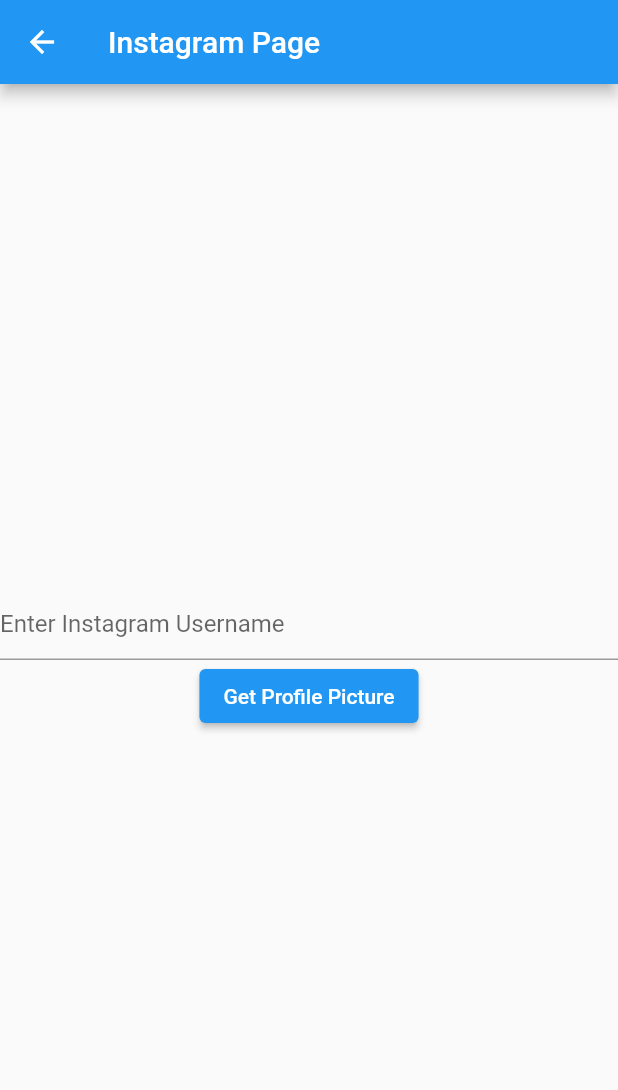
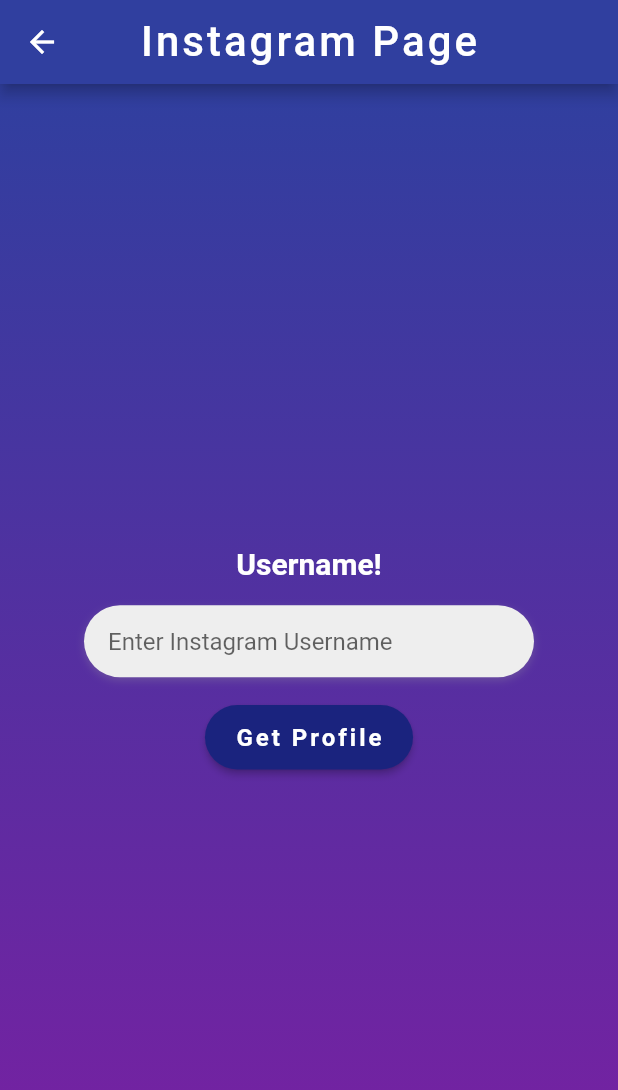
Before and after one commit to manu-git-hub/product_app, a Flutter app: the InstagramPage screen opened directly, on a phone screen of 412 x 824 dp. Shown: the top 1090 px of the screen. Run offline on Flutter 3.47's test engine with Material 2 defaults, Android fonts, the phone set to English and light mode, and no system bars; drawn by our look-alikes of animated_text_kit; our stand-ins replace google_fonts, image_gallery_saver.

Commit message:
UI changes on Instgaram Page

```diff
--- a/lib/screens/social_media/instagram_page.dart
+++ b/lib/screens/social_media/instagram_page.dart
@@ -1,13 +1,19 @@
 import 'package:flutter/material.dart';
+// ignore: depend_on_referenced_packages
 import 'package:http/http.dart' as http;
 import 'dart:convert';
-
+import '../../widgets/animation_type.dart';
+import '../../widgets/appbar.dart';
+import '../../widgets/background.dart';
+import '../../widgets/button.dart';
+import '../../widgets/text_field.dart';
 import '../application/instagram_profile.dart';
 
 class InstagramPage extends StatefulWidget {
   const InstagramPage({Key? key}) : super(key: key);
 
   @override
+  // ignore: library_private_types_in_public_api
   _InstagramPageState createState() => _InstagramPageState();
 }
 
@@ -31,6 +37,7 @@
         final data = json.decode(response.body);
         final profilePictureUrl = data['profile_pic_url'];
 
+        // ignore: use_build_context_synchronously
         Navigator.push(
           context,
           MaterialPageRoute(
@@ -40,9 +47,11 @@
           ),
         );
       } else {
+        // ignore: avoid_print
         print('API Call failed with status code: ${response.statusCode}');
       }
     } catch (error) {
+      // ignore: avoid_print
       print('Error occurred: $error');
     }
   }
@@ -50,24 +59,30 @@
   @override
   Widget build(BuildContext context) {
     return Scaffold(
-      appBar: AppBar(
-        title: const Text('Instagram Page'),
-      ),
-      body: Center(
+      appBar: const CustomAppBar(title: 'Instagram Page'),
+      body: CustomBackground(
+        child: Center(
           child: Column(
             mainAxisAlignment: MainAxisAlignment.center,
             children: [
-            TextFormField(
+              const AnimatedTypewriterText(
+                text: 'Username!',
+              ),
+              const SizedBox(height: 16),
+              SizedBox(
+                width: 300, // Set the desired width of the TextField
+                child: CustomTextField(
                   controller: _usernameController,
-              decoration: const InputDecoration(
                   hintText: 'Enter Instagram Username',
                 ),
               ),
-            ElevatedButton(
+              const SizedBox(height: 16),
+              CustomButton(
+                buttonName: "Get Profile",
                 onPressed: _getProfilePicture,
-              child: const Text('Get Profile Picture'),
               ),
             ],
+          ),
         ),
       ),
     );
--- a/lib/screens/whatsapp.dart
+++ b/lib/screens/whatsapp.dart
@@ -1,5 +1,6 @@
 import 'package:flutter/material.dart';
 import 'package:profile_picture/widgets/button.dart';
+import '../widgets/animation_type.dart';
 import '../widgets/appbar.dart';
 import '../widgets/background.dart';
 import '../widgets/custom_whatsapp.dart';
@@ -63,7 +64,7 @@
               ),
               const SizedBox(height: 20),
               // Using the reusable AnimatedTypewriterText widget
-              const AnimatedTypewriterText(),
+               const AnimatedTypewriterText(text: 'Make your profile shine!',),
             ],
           ),
         ),
--- /dev/null
+++ b/lib/widgets/animation_type.dart
@@ -0,0 +1,28 @@
+import 'package:flutter/material.dart';
+import 'package:animated_text_kit/animated_text_kit.dart';
+
+class AnimatedTypewriterText extends StatelessWidget {
+  final String text;
+
+  const AnimatedTypewriterText({
+    super.key,
+    required this.text,
+  });
+
+  @override
+  Widget build(BuildContext context) {
+    return AnimatedTextKit(
+      animatedTexts: [
+        TypewriterAnimatedText(
+          text,
+          textStyle: const TextStyle(
+            fontSize: 20,
+            fontWeight: FontWeight.bold,
+            color: Colors.white,
+          ),
+          speed: const Duration(milliseconds: 100),
+        ),
+      ],
+    );
+  }
+}
--- /dev/null
+++ b/lib/widgets/text_field.dart
@@ -0,0 +1,86 @@
+import 'package:flutter/material.dart';
+
+class CustomTextField extends StatefulWidget {
+  final TextEditingController controller;
+  final String hintText;
+
+  const CustomTextField({
+    Key? key,
+    required this.controller,
+    required this.hintText,
+  }) : super(key: key);
+
+  @override
+  // ignore: library_private_types_in_public_api
+  _CustomTextFieldState createState() => _CustomTextFieldState();
+}
+
+class _CustomTextFieldState extends State<CustomTextField> {
+  late FocusNode _focusNode;
+  bool _isFocused = false;
+
+  @override
+  void initState() {
+    super.initState();
+    _focusNode = FocusNode();
+    _focusNode.addListener(_onFocusChange);
+  }
+
+  @override
+  void dispose() {
+    _focusNode.removeListener(_onFocusChange);
+    _focusNode.dispose();
+    super.dispose();
+  }
+
+  void _onFocusChange() {
+    setState(() {
+      _isFocused = _focusNode.hasFocus;
+    });
+  }
+
+  @override
+  Widget build(BuildContext context) {
+    return Focus(
+      focusNode: _focusNode,
+      child: AnimatedContainer(
+        duration: const Duration(milliseconds: 200),
+        padding: const EdgeInsets.symmetric(horizontal: 16),
+        decoration: BoxDecoration(
+          color: _isFocused
+              ? Colors.white
+              : Colors.grey[200], // Use a lighter color when focused
+          borderRadius: BorderRadius.circular(30),
+          boxShadow: _isFocused
+              ? [
+                  BoxShadow(
+                    color: Colors.blue.withOpacity(
+                        0.5), // More pronounced shadow when focused
+                    blurRadius: 8,
+                    offset: const Offset(0, 4),
+                  ),
+                ]
+              : [
+                  BoxShadow(
+                    color: Colors.grey
+                        .withOpacity(0.3), // Lighter shadow when not focused
+                    blurRadius: 4,
+                    offset: const Offset(0, 2),
+                  ),
+                ],
+        ),
+        child: TextFormField(
+          controller: widget.controller,
+          decoration: InputDecoration(
+            hintText: widget.hintText,
+            border: InputBorder.none,
+          ),
+          style: const TextStyle(
+            color: Colors.black,
+            fontSize: 16,
+          ),
+        ),
+      ),
+    );
+  }
+}
--- a/pubspec.yaml
+++ b/pubspec.yaml
@@ -41,6 +41,8 @@
   flutter_animated_button: ^2.0.3
   animated_text_kit: ^4.2.2
   fluttertoast: ^8.2.2
+  image_gallery_saver: ^2.0.3
+  flutter_local_notifications: ^15.1.0+1
 
 dev_dependencies:
   flutter_test:
```
Also changed, not shown: lib/screens/application/instagram_profile.dart (+37 -5 lines), lib/widgets/custom_whatsapp.dart (+0 -22 lines), pubspec.lock, 2 other files. Lines whose indentation alone changed are shown as unchanged.
